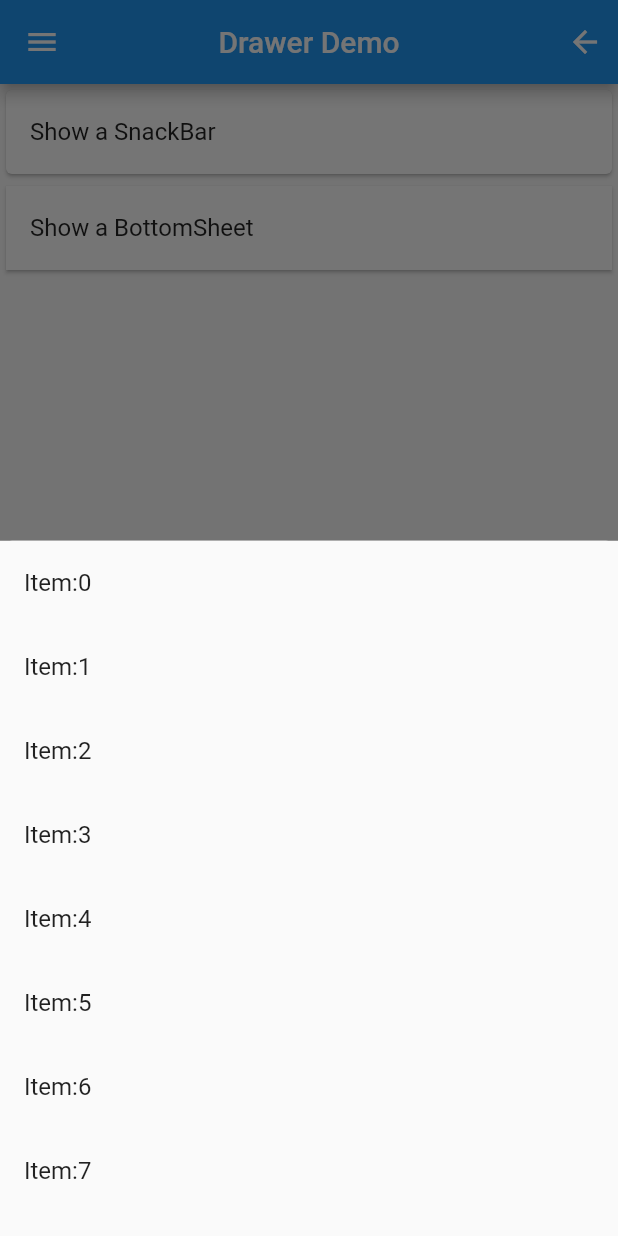
After one commit to jiangkang/flutter-system, a Flutter app: the DrawerDemo screen opened by its route, after a tap on "Show a BottomSheet", on a phone screen of 412 x 824 dp. The commit adds this screen. Run offline on Flutter 3.47's test engine with Material 2 defaults, Android fonts, the phone set to English and light mode, and no system bars; our stand-ins replace flutter_markdown, video_player, webview_flutter; network calls fail.

Commit message:
Snackbar,bottomSheet

```diff
--- /dev/null
+++ b/lib/demos/demo_drawer.dart
@@ -0,0 +1,102 @@
+import 'package:flutter/material.dart';
+import 'package:flutter_system/component/listview_item.dart';
+import 'package:url_launcher/url_launcher.dart';
+
+class DrawerDemo extends StatefulWidget {
+  @override
+  _DrawerDemoState createState() => _DrawerDemoState();
+}
+
+class _DrawerDemoState extends State<DrawerDemo> {
+  @override
+  Widget build(BuildContext context) {
+    return Scaffold(
+      appBar: AppBar(
+        title: Text("Drawer Demo"),
+        centerTitle: true,
+        actions: <Widget>[
+          InkWell(
+            child: Padding(
+              padding: EdgeInsets.only(right: 10),
+              child: Icon(Icons.arrow_back),
+            ),
+            onTap: () => Navigator.of(context).pop(),
+          )
+        ],
+      ),
+      drawer: Drawer(
+        child: SafeArea(
+            child: ListView(
+          children: <Widget>[
+            DrawerHeader(
+                decoration: BoxDecoration(
+                  image: DecorationImage(
+                      fit: BoxFit.fill,
+                      image: AssetImage("images/landscape0.jpeg")),
+                ),
+                child: Align(
+                    alignment: AlignmentDirectional.centerStart,
+                    child: Text(
+                      "Flutter System",
+                      style: TextStyle(color: Colors.white, fontSize: 32),
+                    ))),
+            ListTile(
+              title: Text("Github"),
+            ),
+            ListTile(
+              title: Text("博客"),
+            ),
+            ListTile(
+              title: Text("微信公众号"),
+              trailing: Text("超光速"),
+            ),
+            ListTile(
+              title: Text("建议与反馈"),
+            )
+          ],
+        )),
+      ),
+      body: Builder(
+        builder: (BuildContext context) {
+          return SafeArea(
+              child: ListView(
+            children: <Widget>[
+              ListTileCard(
+                  borderRadius: 4.0,
+                  title: Text("Show a SnackBar"),
+                  onTap: () {
+                    Scaffold.of(context).showSnackBar(SnackBar(
+                      content: Text("欢迎关注微信公众号:超光速"),
+                      backgroundColor: Theme.of(context).accentColor,
+                      action: SnackBarAction(
+                          label: "关注",
+                          textColor: Colors.white,
+                          onPressed: () {
+                            launch(
+                                "https://mp.weixin.qq.com/mp/profile_ext?action=home&__biz=MjM5ODQ5OTIzMw==#wechat_redirect");
+                          }),
+                    ));
+                  }),
+              ListTileCard(
+                title: Text("Show a BottomSheet"),
+                onTap: () {
+                  showModalBottomSheet(
+                      shape: RoundedRectangleBorder(
+                          borderRadius: BorderRadiusDirectional.circular(8)),
+                      context: context,
+                      builder: (context) => BottomSheet(
+                          onClosing: () {},
+                          builder: (BuildContext context) => ListView.builder(
+                              itemCount: 10,
+                              itemBuilder: (context, index) => ListTile(
+                                    title: Text("Item:$index"),
+                                  ))));
+                },
+              )
+            ],
+          ));
+        },
+      ),
+    );
+  }
+}
--- a/lib/page/page_entry.dart
+++ b/lib/page/page_entry.dart
@@ -19,6 +19,7 @@ final List<EntryItem> demoEntries = [
   EntryItem("PageView", "/demo/pageview", icon: Icons.pageview),
   EntryItem("Video", "/demo/video", icon: Icons.video_library),
   EntryItem("Animation", "/demo/animation", icon: Icons.motorcycle),
+  EntryItem("Drawer", "/demo/drawer", icon: Icons.subdirectory_arrow_right),
 ];
 
 final List<Article> articleEntries = [
--- a/lib/page_routers.dart
+++ b/lib/page_routers.dart
@@ -8,6 +8,7 @@ import 'package:flutter_system/page/guide.dart';
 import 'package:flutter_system/page/page_show0.dart';
 
 import 'demos/demo_animation.dart';
+import 'demos/demo_drawer.dart';
 import 'demos/demo_gridview.dart';
 import 'demos/demo_pageview.dart';
 import 'demos/demo_video.dart';
@@ -29,4 +30,5 @@ final Map<String, WidgetBuilder> pageRouters = {
   "/demo/pageview": (BuildContext context) => PageViewDemo(),
   "/demo/video": (BuildContext context) => VideoDemo(),
   "/demo/animation": (BuildContext context) => AnimationDemo(),
+  "/demo/drawer": (BuildContext context) => DrawerDemo(),
 };
```
